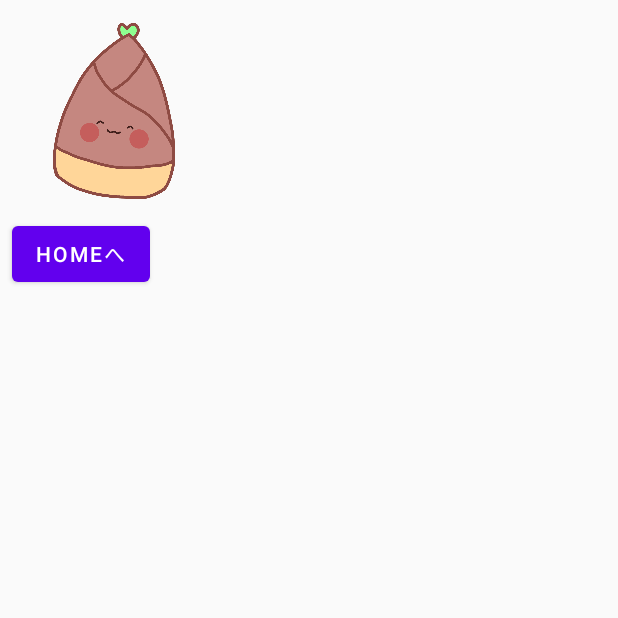
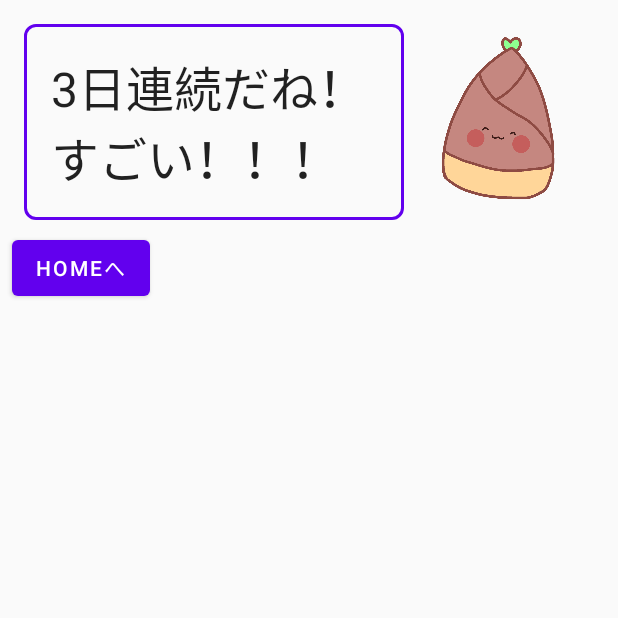
Before and after one commit to rnk0085/takenoko, an Android app built with Jetpack Compose: the screen it shows after launch (MainActivity), on a phone screen of 412 x 824 dp, the top half of it. Run offline under Robolectric (Android 15) with nearby library versions, the light colour scheme and no system bars; our stand-ins replace Dagger/Hilt's generated code.

Commit message:
feat: TopPraiseSection を作成

```diff
--- a/app/src/main/java/com/rnk0085/android/takenoko/ui/screen/top/TopScreen.kt
+++ b/app/src/main/java/com/rnk0085/android/takenoko/ui/screen/top/TopScreen.kt
@@ -1,10 +1,9 @@
 package com.rnk0085.android.takenoko.ui.screen.top
 
-import androidx.compose.foundation.Image
 import androidx.compose.foundation.layout.BoxWithConstraints
 import androidx.compose.foundation.layout.fillMaxSize
+import androidx.compose.foundation.layout.fillMaxWidth
 import androidx.compose.foundation.layout.padding
-import androidx.compose.foundation.layout.width
 import androidx.compose.foundation.lazy.LazyColumn
 import androidx.compose.material.Button
 import androidx.compose.material.Text
@@ -13,11 +12,9 @@ import androidx.compose.runtime.collectAsState
 import androidx.compose.runtime.getValue
 import androidx.compose.ui.Modifier
 import androidx.compose.ui.platform.LocalDensity
-import androidx.compose.ui.res.painterResource
 import androidx.compose.ui.tooling.preview.Preview
-import androidx.compose.ui.unit.Dp
 import androidx.compose.ui.unit.dp
-import com.rnk0085.android.takenoko.R
+import com.rnk0085.android.takenoko.ui.screen.top.section.TopPraiseSection
 import com.rnk0085.android.takenoko.ui.theme.TakenokoTheme
 
 @Composable
@@ -48,8 +45,10 @@ fun TopScreen(
                 .padding(8.dp)
         ) {
             item {
-                TakenokoCharacterImage(
-                    screenWidth = screenWidth
+                TopPraiseSection(
+                    praiseMessage = uiState.praiseMessage,
+                    screenWidth = screenWidth,
+                    modifier = Modifier.fillMaxWidth().padding(8.dp)
                 )
             }
 
@@ -59,27 +58,6 @@ fun TopScreen(
                 }
             }
         }
-    }
-}
-
-@Composable
-fun TakenokoCharacterImage(
-    screenWidth: Dp
-) {
-    Image(
-        painter = painterResource(id = R.drawable.character2),
-        contentDescription = null,
-        modifier = Modifier.width(screenWidth / 3)
-    )
-}
-
-@Preview
-@Composable
-fun TakenokoCharacterImagePreview() {
-    TakenokoTheme {
-        TakenokoCharacterImage(
-            screenWidth = 200.dp
-        )
     }
 }
 
--- /dev/null
+++ b/app/src/main/java/com/rnk0085/android/takenoko/ui/screen/top/section/TopPraiseSection.kt
@@ -0,0 +1,62 @@
+package com.rnk0085.android.takenoko.ui.screen.top.section
+
+import androidx.compose.foundation.border
+import androidx.compose.foundation.layout.Row
+import androidx.compose.foundation.layout.padding
+import androidx.compose.foundation.shape.RoundedCornerShape
+import androidx.compose.material.MaterialTheme
+import androidx.compose.material.Text
+import androidx.compose.runtime.Composable
+import androidx.compose.ui.Alignment
+import androidx.compose.ui.Modifier
+import androidx.compose.ui.res.painterResource
+import androidx.compose.ui.tooling.preview.Preview
+import androidx.compose.ui.unit.Dp
+import androidx.compose.ui.unit.dp
+import androidx.compose.ui.unit.sp
+import com.rnk0085.android.takenoko.R
+import com.rnk0085.android.takenoko.ui.component.TakenokoCharacterImage
+import com.rnk0085.android.takenoko.ui.theme.TakenokoTheme
+
+@Composable
+fun TopPraiseSection(
+    praiseMessage: String,
+    screenWidth: Dp,
+    modifier: Modifier = Modifier
+) {
+    Row(
+        modifier = modifier,
+        verticalAlignment = Alignment.CenterVertically
+    ) {
+        // TODO: 定数で定義する
+        Text(
+            text = praiseMessage,
+            modifier = Modifier
+                .border(
+                    width = 2.dp,
+                    color = MaterialTheme.colors.primary,
+                    shape = RoundedCornerShape(8.dp)
+                )
+                .padding(18.dp)
+                .weight(2f),
+            fontSize = 32.sp
+        )
+
+        TakenokoCharacterImage(
+            screenWidth = screenWidth,
+            painter = painterResource(id = R.drawable.character2),
+            modifier = Modifier.weight(1f)
+        )
+    }
+}
+
+@Preview(showBackground = true)
+@Composable
+private fun TopPraiseSectionPreview() {
+    TakenokoTheme {
+        TopPraiseSection(
+            praiseMessage = "3日連続だね！すごい！！！",
+            screenWidth = 360.dp
+        )
+    }
+}
```
